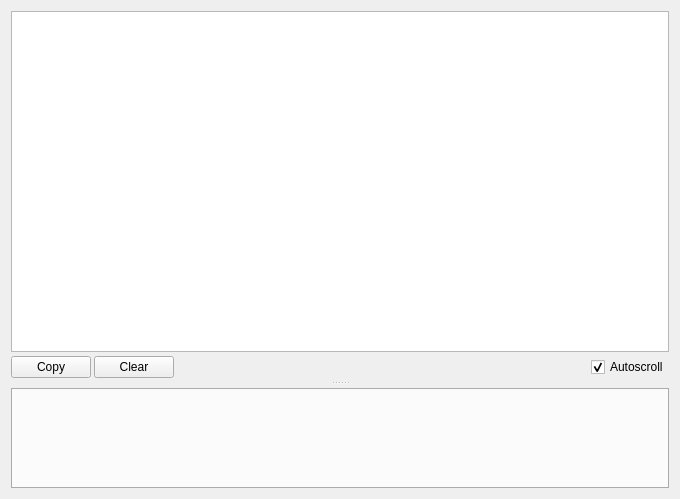
shaag7967/multiserialviewer, file src/multiserialviewer/ui_files/serialViewerWindow.ui: the form before one commit.
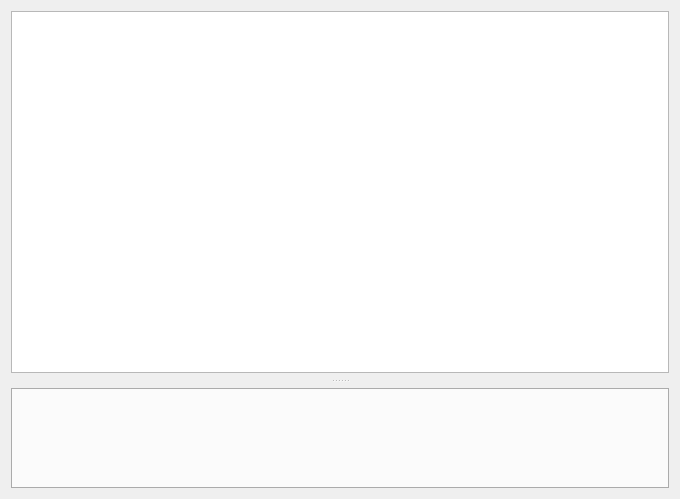
The form after the commit. Custom widgets are drawn as their Qt base class.

Commit message: made autoscroll feature configurable / added autoscroll auto reactivate feature / removed animated scrollbar mover / current SerialViewer config is shown in settings tab (not modifiable yet)

```diff
--- a/src/multiserialviewer/ui_files/serialViewerWindow.ui
+++ b/src/multiserialviewer/ui_files/serialViewerWindow.ui
@@ -13,27 +13,9 @@
   <property name="windowTitle">
    <string>SerialViewer</string>
   </property>
-  <layout class="QVBoxLayout" name="verticalLayout_2">
+  <layout class="QVBoxLayout" name="verticalLayout">
    <item>
     <widget class="QSplitter" name="splitter">
-     <property name="minimumSize">
-      <size>
-       <width>0</width>
-       <height>0</height>
-      </size>
-     </property>
-     <property name="frameShape">
-      <enum>QFrame::Shape::NoFrame</enum>
-     </property>
-     <property name="frameShadow">
-      <enum>QFrame::Shadow::Raised</enum>
-     </property>
-     <property name="lineWidth">
-      <number>0</number>
-     </property>
-     <property name="midLineWidth">
-      <number>0</number>
-     </property>
      <property name="orientation">
       <enum>Qt::Orientation::Vertical</enum>
      </property>
@@ -41,22 +23,13 @@
       <bool>true</bool>
      </property>
      <property name="handleWidth">
-      <number>10</number>
+      <number>15</number>
      </property>
-     <widget class="QWidget" name="layoutWidget">
-      <layout class="QVBoxLayout" name="verticalLayout" stretch="0,0">
-       <property name="spacing">
-        <number>4</number>
-       </property>
-       <property name="sizeConstraint">
-        <enum>QLayout::SizeConstraint::SetDefaultConstraint</enum>
-       </property>
-       <item>
         <widget class="SerialViewerTextEdit" name="textEdit">
          <property name="sizePolicy">
           <sizepolicy hsizetype="Expanding" vsizetype="Expanding">
            <horstretch>0</horstretch>
-           <verstretch>1</verstretch>
+        <verstretch>3</verstretch>
           </sizepolicy>
          </property>
          <property name="undoRedoEnabled">
@@ -79,53 +52,6 @@
 &lt;p style=&quot;-qt-paragraph-type:empty; margin-top:0px; margin-bottom:0px; margin-left:0px; margin-right:0px; -qt-block-indent:0; text-indent:0px;&quot;&gt;&lt;br /&gt;&lt;/p&gt;&lt;/body&gt;&lt;/html&gt;</string>
          </property>
         </widget>
-       </item>
-       <item>
-        <layout class="QHBoxLayout" name="horizontalLayout">
-         <property name="spacing">
-          <number>3</number>
-         </property>
-         <item>
-          <widget class="QPushButton" name="pb_copy">
-           <property name="text">
-            <string>Copy</string>
-           </property>
-          </widget>
-         </item>
-         <item>
-          <widget class="QPushButton" name="pb_clear">
-           <property name="text">
-            <string>Clear</string>
-           </property>
-          </widget>
-         </item>
-         <item>
-          <spacer name="horizontalSpacer">
-           <property name="orientation">
-            <enum>Qt::Orientation::Horizontal</enum>
-           </property>
-           <property name="sizeHint" stdset="0">
-            <size>
-             <width>40</width>
-             <height>20</height>
-            </size>
-           </property>
-          </spacer>
-         </item>
-         <item>
-          <widget class="QCheckBox" name="checkBox_autoscrollActive">
-           <property name="text">
-            <string>Autoscroll</string>
-           </property>
-           <property name="checked">
-            <bool>true</bool>
-           </property>
-          </widget>
-         </item>
-        </layout>
-       </item>
-      </layout>
-     </widget>
      <widget class="QTabWidget" name="tabWidget">
       <property name="sizePolicy">
        <sizepolicy hsizetype="Expanding" vsizetype="Minimum">
```
Left out of the diff: 5 changed lines with no effect on the pictures. Lines whose indentation alone changed are shown as unchanged. The commit also changes 11 other files.
